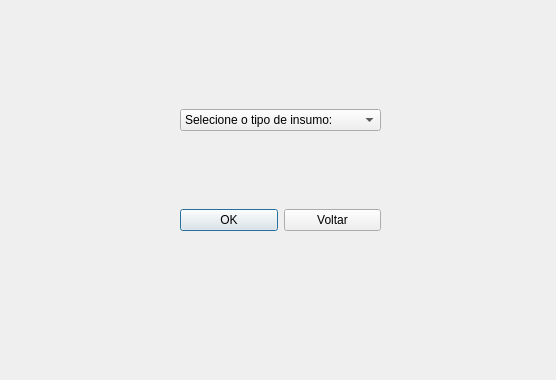
This is Projeto 2/JanelaCadastro.ui in andersoncoutinho/Linguagem-de-Programacao-I as Qt 5 draws it before an edit. The edited form follows.
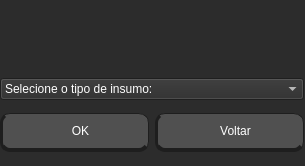
This is the edited form. Icons and pictures are not drawn.

Commit message: add styleSheet janelas

Patch:
```diff
--- a/Projeto 2/JanelaCadastro.ui
+++ b/Projeto 2/JanelaCadastro.ui
@@ -6,25 +6,74 @@
    <rect>
     <x>0</x>
     <y>0</y>
-    <width>556</width>
-    <height>380</height>
+    <width>305</width>
+    <height>166</height>
    </rect>
   </property>
   <property name="windowTitle">
    <string>Dialog</string>
   </property>
-  <widget class="QWidget" name="verticalLayoutWidget">
+  <property name="styleSheet">
+   <string notr="true">background-color: rgb(44, 44, 44);
+color: rgb(255, 255, 255);</string>
+  </property>
+  <widget class="QWidget" name="verticalLayoutWidget_2">
    <property name="geometry">
     <rect>
-     <x>180</x>
-     <y>80</y>
-     <width>201</width>
-     <height>80</height>
+     <x>0</x>
+     <y>0</y>
+     <width>304</width>
+     <height>161</height>
     </rect>
    </property>
+   <layout class="QVBoxLayout" name="verticalLayout_2">
+    <item>
    <layout class="QVBoxLayout" name="verticalLayout">
+      <item>
+       <widget class="QLabel" name="label">
+        <property name="maximumSize">
+         <size>
+          <width>300</width>
+          <height>65</height>
+         </size>
+        </property>
+        <property name="text">
+         <string/>
+        </property>
+        <property name="pixmap">
+         <pixmap resource="Arquivo_de_Recursos.qrc">:/icones/icones/ms.png</pixmap>
+        </property>
+        <property name="scaledContents">
+         <bool>true</bool>
+        </property>
+       </widget>
+      </item>
     <item>
      <widget class="QComboBox" name="comboBox">
+        <property name="styleSheet">
+         <string notr="true">QPushButton {
+	background-color: rgb(80, 80, 80);
+	border-width: 4px;
+	border-radius: 10px;
+	padding: 10 px 10px 10px 10px;
+	border-left: 3px solid rgb(30, 30, 30);
+	border-right: 1px solid rgb(30, 30, 30);
+	border-bottom: 4px solid rgb(30, 30, 30);
+	border-top: 1px solid rgb(30, 30, 30);
+}
+
+QPushButton::hover {
+	background-color: rgb(100, 100, 100);
+	cursor: none;
+}
+
+QPushButton::pressed {
+	border-left: 2px solid rgb(30, 30, 30);
+	border-right: 2px solid rgb(30, 30, 30);
+	border-bottom: 3px solid rgb(30, 30, 30);
+	border-top: 3px solid rgb(30, 30, 30);
+}</string>
+        </property>
       <item>
        <property name="text">
         <string>Selecione o tipo de insumo:</string>
@@ -48,32 +97,72 @@
      </widget>
     </item>
    </layout>
-  </widget>
-  <widget class="QWidget" name="horizontalLayoutWidget">
-   <property name="geometry">
-    <rect>
-     <x>180</x>
-     <y>180</y>
-     <width>201</width>
-     <height>80</height>
-    </rect>
-   </property>
+    </item>
+    <item>
    <layout class="QHBoxLayout" name="horizontalLayout">
     <item>
      <widget class="QPushButton" name="pushButton">
+        <property name="styleSheet">
+         <string notr="true">QPushButton {
+	background-color: rgb(80, 80, 80);
+	border-width: 4px;
+	border-radius: 10px;
+	padding: 10 px 10px 10px 10px;
+	border-left: 3px solid rgb(30, 30, 30);
+	border-right: 1px solid rgb(30, 30, 30);
+	border-bottom: 4px solid rgb(30, 30, 30);
+	border-top: 1px solid rgb(30, 30, 30);
+}
+
+QPushButton::hover {
+	background-color: rgb(100, 100, 100);
+}
+
+QPushButton::pressed {
+	border-left: 2px solid rgb(30, 30, 30);
+	border-right: 2px solid rgb(30, 30, 30);
+	border-bottom: 3px solid rgb(30, 30, 30);
+	border-top: 3px solid rgb(30, 30, 30);
+}</string>
+        </property>
       <property name="text">
        <string>OK</string>
       </property>
      </widget>
     </item>
     <item>
-     <widget class="QPushButton" name="pushButton_2">
+       <widget class="QPushButton" name="btnVoltar">
+        <property name="styleSheet">
+         <string notr="true">QPushButton {
+	background-color: rgb(80, 80, 80);
+	border-width: 4px;
+	border-radius: 10px;
+	padding: 10 px 10px 10px 10px;
+	border-left: 3px solid rgb(30, 30, 30);
+	border-right: 1px solid rgb(30, 30, 30);
+	border-bottom: 4px solid rgb(30, 30, 30);
+	border-top: 1px solid rgb(30, 30, 30);
+}
+
+QPushButton::hover {
+	background-color: rgb(100, 100, 100);
+}
+
+QPushButton::pressed {
+	border-left: 2px solid rgb(30, 30, 30);
+	border-right: 2px solid rgb(30, 30, 30);
+	border-bottom: 3px solid rgb(30, 30, 30);
+	border-top: 3px solid rgb(30, 30, 30);
+}</string>
+        </property>
       <property name="text">
        <string>Voltar</string>
       </property>
      </widget>
     </item>
    </layout>
+    </item>
+   </layout>
   </widget>
  </widget>
  <resources/>
```
Left out of the diff: 4 changed lines with no effect on the pictures. Lines whose indentation alone changed are shown as unchanged. The commit also changes 31 other files.
